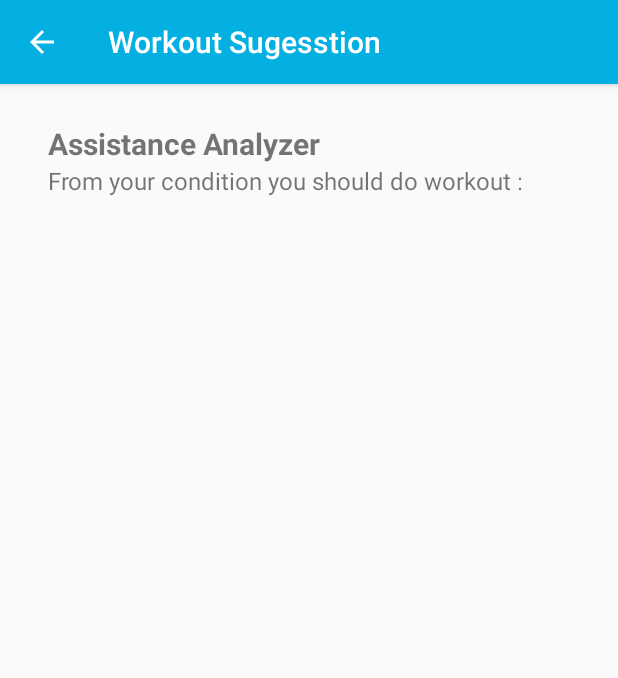
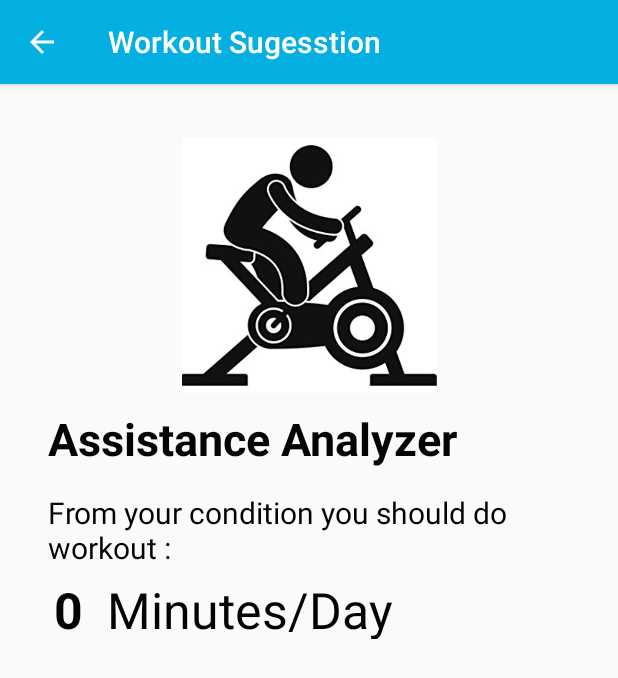
Before and after one commit to sisilliatc/projecte2festa, an Android app: the workoutsugesstion screen opened directly, with no data from a screen before it, on a phone screen of 412 x 824 dp. Shown: the top 678 px of the screen. Run offline under Robolectric (Android 15) with nearby library versions, the phone set to English and light mode, and no system bars; our stand-ins replace Firebase (no records; nobody signed in at launch, a user with empty details on screens opened directly), Volley; 3 statements that could not run were skipped.

Commit message:
re_design

```diff
--- a/src/main/res/layout/activity_workoutsugesstion.xml
+++ b/src/main/res/layout/activity_workoutsugesstion.xml
@@ -13,39 +13,65 @@
 
     <TableLayout
         android:layout_width="match_parent"
-        android:layout_height="90dp"
+        android:layout_height="370dp"
         android:orientation="horizontal"
         android:paddingTop="10dp"
         android:paddingLeft="16dp"
         android:paddingRight="16dp"
         android:paddingBottom="16dp">
 
+        <ImageView
+            android:src="@drawable/workout"
+            android:paddingTop="10dp"
+            android:paddingBottom="10dp"
+            android:layout_width="120dp"
+            android:layout_height="190dp"
+            />
+
         <TextView
             android:layout_width="wrap_content"
             android:layout_height="wrap_content"
             android:text="Assistance Analyzer"
-            android:textSize="20dp"
+            android:paddingBottom="10dp"
+            android:textSize="30dp"
+            android:textColor="#050303"
             android:textStyle="bold"/>
         <TextView
             android:layout_width="wrap_content"
             android:layout_height="wrap_content"
+            android:paddingBottom="5dp"
+            android:paddingTop="5dp"
             android:text="From your condition you should do workout :"
-            android:textSize="16dp"
+            android:textSize="20dp"
+            android:textColor="#050303"
             />
-        <TextView
-            android:layout_width="wrap_content"
-            android:layout_height="wrap_content"
-            android:id="@+id/resultWorkOut"
-            android:textSize="16dp"
-            />
+        <LinearLayout
+            android:orientation="horizontal"
+            android:layout_width="match_parent"
+            android:layout_height="match_parent"
+            android:paddingLeft="4dp"
+            android:paddingRight="10dp"
+            >
+            <TextView
+                android:layout_width="wrap_content"
+                android:layout_height="wrap_content"
+                android:id="@+id/cobalah"
+                android:text="0"
+                android:textColor="#050303"
+                android:textSize="33dp"
+                android:textStyle="bold"/>
+            <TextView
+                android:layout_width="wrap_content"
+                android:layout_height="wrap_content"
+                android:textSize="33dp"
+                android:textColor="#050303"
+                android:text= "  Minutes/Day"
+                />
+        </LinearLayout>
+
 
 
     </TableLayout>
 
-    <TextView
-        android:layout_width="wrap_content"
-        android:layout_height="wrap_content"
-        android:id="@+id/cobalah"
-        android:textSize="16dp"
-        />
+
 </LinearLayout>
```
Also changed, not shown: src/main/res/layout/activity_health_analyzer.xml (+19 -8 lines), src/main/res/layout/activity_heart_pulse_monitoring.xml (+36 -2 lines), src/main/res/layout/activity_history.xml (+13 -0 lines), src/main/res/drawable-v21/heart2.png (added), src/main/res/drawable-v21/workout.jpg (added), 1 other file.
